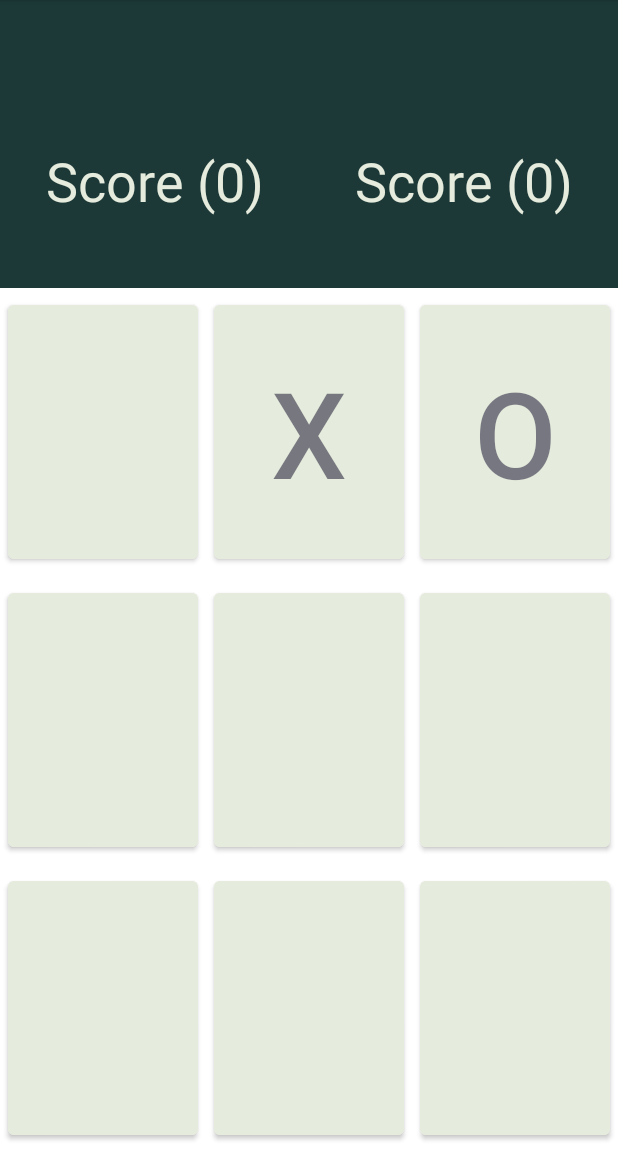
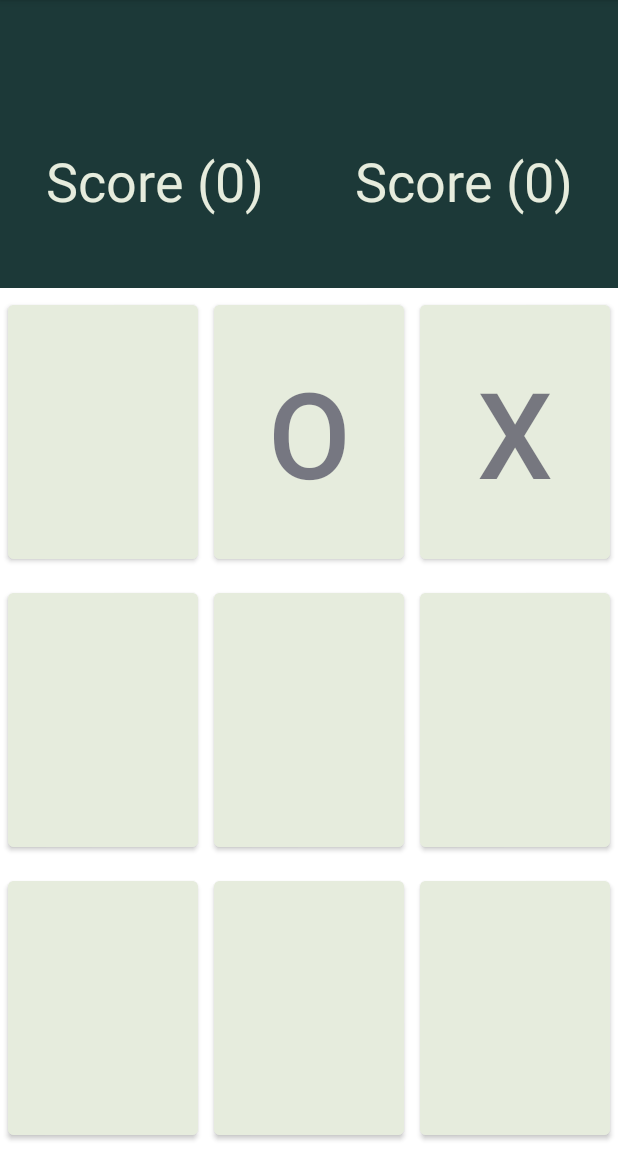
Before and after one commit to Abdullah-AlShahed/OpadAndroid, an Android app: the XOGameActivity screen opened directly, with no data from a screen before it, after a tap on an icon or button, on a phone screen of 412 x 824 dp, the part 84-1236 px from its top. Run offline under Robolectric (Android 15) with nearby library versions, the light colour scheme and no system bars; 3 other taps on this screen came first.

Commit message:
opad App. V -10.0

```diff
--- a/app/src/main/java/com/example/opad/XOGameActivity.java
+++ b/app/src/main/java/com/example/opad/XOGameActivity.java
@@ -1,24 +1,29 @@
 package com.example.opad;
+
 import androidx.appcompat.app.AppCompatActivity;
+
 import android.annotation.SuppressLint;
 import android.os.Bundle;
+import android.util.Log;
 import android.view.View;
 import android.widget.Button;
 import android.widget.Toast;
+
 import com.example.opad.databinding.ActivityXoGameBinding;
 
 
 public class XOGameActivity extends AppCompatActivity {
     ActivityXoGameBinding bind;
-    int counter = 0;
+    int gameTurn =0;
+    int counter =0;
 
     @Override
     protected void onCreate(Bundle savedInstanceState) {
         super.onCreate(savedInstanceState);
         bind = ActivityXoGameBinding.inflate(getLayoutInflater());
         setContentView(bind.getRoot());
-        String player1name= getIntent().getStringExtra("n1");
-        String player2name= getIntent().getStringExtra("n2");
+        String player1name = getIntent().getStringExtra("n1");
+        String player2name = getIntent().getStringExtra("n2");
         bind.tvPlayer1.setText(player1name);
         bind.tvPlayer2.setText(player2name);
     }
@@ -27,19 +32,31 @@ public class XOGameActivity extends AppCompatActivity {
     public void onXOButtonClicked(View view) {
         Button clickedButton = ((Button) view);
         if (clickedButton.getText().toString().isEmpty()) {
-            if (counter % 2 == 0 ) {
-                clickedButton.setText("X");
-                clickedButton.setTag(1);
+            if (gameTurn == 0) {
+                if (counter % 2 == 0) {
+                    clickedButton.setText("X");
+                    clickedButton.setTag(1);
+                } else {
+                    clickedButton.setText("O");
+                    clickedButton.setTag(2);
+                }
+              //  Log.d("XOGameActivity", "X started the game & Counter="+counter+" gameturn="+gameTurn);
             } else {
-                clickedButton.setText("O");
-                clickedButton.setTag(2);
+                if (counter % 2 == 0) {
+                    clickedButton.setText("O");
+                    clickedButton.setTag(2);
+                } else {
+                    clickedButton.setText("X");
+                    clickedButton.setTag(1);
+                }
+              //  Log.d("XOGameActivity", "O started the game & Counter="+counter+" gameturn="+gameTurn);
             }
             counter++;
             checkWinner();
         }
-        if (clickedButton.getTag().equals(2)){
+        if (clickedButton.getTag().equals(2)) {
             clickedButton.setTextColor(R.color.o_color);
-        }else {
+        } else {
             clickedButton.setTextColor(R.color.app_taxt_color);
         }
     }
@@ -85,7 +102,7 @@ public class XOGameActivity extends AppCompatActivity {
             newScore += 5;
             bind.tvScoreplayer1.setText("Score (" + newScore + ")");
             bind.tvScoreplayer1.setTag(newScore);
-            Toast.makeText(this, bind.tvPlayer1.getText()+" Wins", Toast.LENGTH_SHORT).show();
+            Toast.makeText(this, bind.tvPlayer1.getText() + " Wins", Toast.LENGTH_SHORT).show();
         }
         if (btn.getText().equals("O")) {
             String s = bind.tvScoreplayer2.getTag().toString();
@@ -93,11 +110,20 @@ public class XOGameActivity extends AppCompatActivity {
             newScore += 5;
             bind.tvScoreplayer2.setText("Score (" + newScore + ")");
             bind.tvScoreplayer2.setTag(newScore);
-            Toast.makeText(this, bind.tvPlayer2.getText()+" Wins", Toast.LENGTH_SHORT).show();
+            Toast.makeText(this, bind.tvPlayer2.getText() + " Wins", Toast.LENGTH_SHORT).show();
+        }
+    }
+
+    public void changeGameTurn() {
+        if (gameTurn == 0) {
+            gameTurn = 1;
+        } else {
+            gameTurn = 0;
         }
     }
 
     public void resetBoard() {
+        changeGameTurn();
         bind.xo1.setText("");
         bind.xo1.setTag(0);
         bind.xo2.setText("");
--- a/app/src/main/res/layout/activity_xo_game.xml
+++ b/app/src/main/res/layout/activity_xo_game.xml
@@ -91,8 +91,7 @@
             android:onClick="onXOButtonClicked"
             android:tag="1"
             android:textColor="@color/app_taxt_color"
-            android:textSize="80sp"
-            tools:text="x" />
+            android:textSize="80sp" />
 
         <Button
             android:id="@+id/xo2"
@@ -104,8 +103,7 @@
             android:onClick="onXOButtonClicked"
             android:tag="2"
             android:textColor="@color/app_taxt_color"
-            android:textSize="80sp"
-            tools:text="x" />
+            android:textSize="80sp" />
 
         <Button
             android:id="@+id/xo3"
@@ -117,8 +115,7 @@
             android:onClick="onXOButtonClicked"
             android:tag="3"
             android:textColor="@color/app_taxt_color"
-            android:textSize="80sp"
-            tools:text="x" />
+            android:textSize="80sp" />
 
     </LinearLayout>
 
@@ -142,8 +139,7 @@
             android:onClick="onXOButtonClicked"
             android:tag="4"
             android:textColor="@color/app_taxt_color"
-            android:textSize="80sp"
-            tools:text="x" />
+            android:textSize="80sp" />
 
         <Button
             android:id="@+id/xo5"
@@ -155,8 +151,7 @@
             android:onClick="onXOButtonClicked"
             android:tag="5"
             android:textColor="@color/app_taxt_color"
-            android:textSize="80sp"
-            tools:text="x" />
+            android:textSize="80sp" />
 
         <Button
             android:id="@+id/xo6"
@@ -168,8 +163,7 @@
             android:onClick="onXOButtonClicked"
             android:tag="6"
             android:textColor="@color/app_taxt_color"
-            android:textSize="80sp"
-            tools:text="x" />
+            android:textSize="80sp" />
 
     </LinearLayout>
 
@@ -193,8 +187,7 @@
             android:onClick="onXOButtonClicked"
             android:tag="7"
             android:textColor="@color/app_taxt_color"
-            android:textSize="80sp"
-            tools:text="x" />
+            android:textSize="80sp" />
 
         <Button
             android:id="@+id/xo8"
@@ -206,8 +199,7 @@
             android:onClick="onXOButtonClicked"
             android:tag="8"
             android:textColor="@color/app_taxt_color"
-            android:textSize="80sp"
-            tools:text="x" />
+            android:textSize="80sp" />
 
         <Button
             android:id="@+id/xo9"
@@ -219,8 +211,7 @@
             android:onClick="onXOButtonClicked"
             android:tag="9"
             android:textColor="@color/app_taxt_color"
-            android:textSize="80sp"
-            tools:text="x" />
+            android:textSize="80sp" />
 
     </LinearLayout>
 
```
